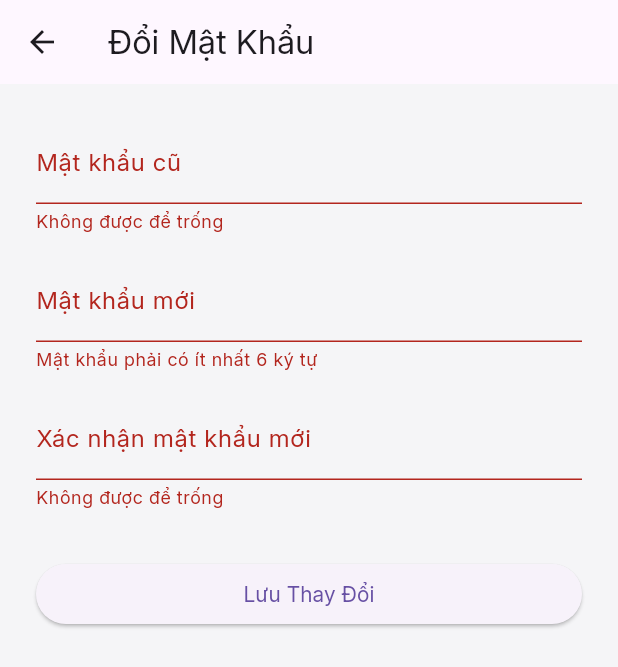
After one commit to NguyenBaoHoan/Flutter_RecruitmentApp, a Flutter app: the ChangePasswordScreen screen opened directly, after a tap on "Lưu Thay Đổi", on a phone screen of 412 x 824 dp. The commit adds this screen. Shown: the top 667 px of the screen. Run offline on Flutter 3.47's test engine with Material 3 defaults, Android fonts, the phone set to English and light mode, and no system bars; our stand-ins replace country_code_picker, font_awesome_flutter, geocoding, shared_preferences; missing offline and left inert: stomp_dart_client; accounts and stored records are empty.

Commit message:
source cũ

```diff
--- /dev/null
+++ b/lib/screens/profile/change_password_screen.dart
@@ -0,0 +1,91 @@
+import 'package:flutter/material.dart';
+import '../../services/auth_service.dart'; // Import service của bạn
+
+class ChangePasswordScreen extends StatefulWidget {
+  const ChangePasswordScreen({super.key});
+
+  @override
+  State<ChangePasswordScreen> createState() => _ChangePasswordScreenState();
+}
+
+class _ChangePasswordScreenState extends State<ChangePasswordScreen> {
+  final _formKey = GlobalKey<FormState>();
+  final _oldPasswordController = TextEditingController();
+  final _newPasswordController = TextEditingController();
+  final _confirmPasswordController = TextEditingController();
+  final _authService = AuthService();
+  bool _isLoading = false;
+
+  Future<void> _handleChangePassword() async {
+    if (!_formKey.currentState!.validate()) return;
+
+    if (_newPasswordController.text != _confirmPasswordController.text) {
+      ScaffoldMessenger.of(context).showSnackBar(
+        const SnackBar(content: Text('Mật khẩu mới không khớp.')),
+      );
+      return;
+    }
+
+    setState(() => _isLoading = true);
+
+    final bool success = await _authService.changePassword(
+      _oldPasswordController.text,
+      _newPasswordController.text,
+    );
+
+    setState(() => _isLoading = false);
+
+    if (success && mounted) {
+      ScaffoldMessenger.of(context).showSnackBar(
+        const SnackBar(content: Text('Đổi mật khẩu thành công!')),
+      );
+      Navigator.pop(context); // Quay lại màn hình cài đặt
+    } else if (mounted) {
+      ScaffoldMessenger.of(context).showSnackBar(
+        const SnackBar(content: Text('Đổi mật khẩu thất bại. Vui lòng kiểm tra lại mật khẩu cũ.')),
+      );
+    }
+  }
+
+  @override
+  Widget build(BuildContext context) {
+    return Scaffold(
+      appBar: AppBar(title: const Text('Đổi Mật Khẩu')),
+      body: Form(
+        key: _formKey,
+        child: ListView(
+          padding: const EdgeInsets.all(24.0),
+          children: [
+            TextFormField(
+              controller: _oldPasswordController,
+              decoration: const InputDecoration(labelText: 'Mật khẩu cũ'),
+              obscureText: true,
+              validator: (v) => v!.isEmpty ? 'Không được để trống' : null,
+            ),
+            const SizedBox(height: 16),
+            TextFormField(
+              controller: _newPasswordController,
+              decoration: const InputDecoration(labelText: 'Mật khẩu mới'),
+              obscureText: true,
+              validator: (v) => (v?.length ?? 0) < 6 ? 'Mật khẩu phải có ít nhất 6 ký tự' : null,
+            ),
+            const SizedBox(height: 16),
+            TextFormField(
+              controller: _confirmPasswordController,
+              decoration: const InputDecoration(labelText: 'Xác nhận mật khẩu mới'),
+              obscureText: true,
+              validator: (v) => v!.isEmpty ? 'Không được để trống' : null,
+            ),
+            const SizedBox(height: 32),
+            ElevatedButton(
+              onPressed: _isLoading ? null : _handleChangePassword,
+              child: _isLoading
+                  ? const SizedBox(height: 20, width: 20, child: CircularProgressIndicator(strokeWidth: 3))
+                  : const Text('Lưu Thay Đổi'),
+            )
+          ],
+        ),
+      ),
+    );
+  }
+}
```
Also changed, not shown: lib/screens/login/login_screen.dart (+24 -49 lines), lib/screens/profile/setting_screen.dart (+5 -9 lines), lib/services/auth_service.dart (+44 -81 lines), 1 other file.
